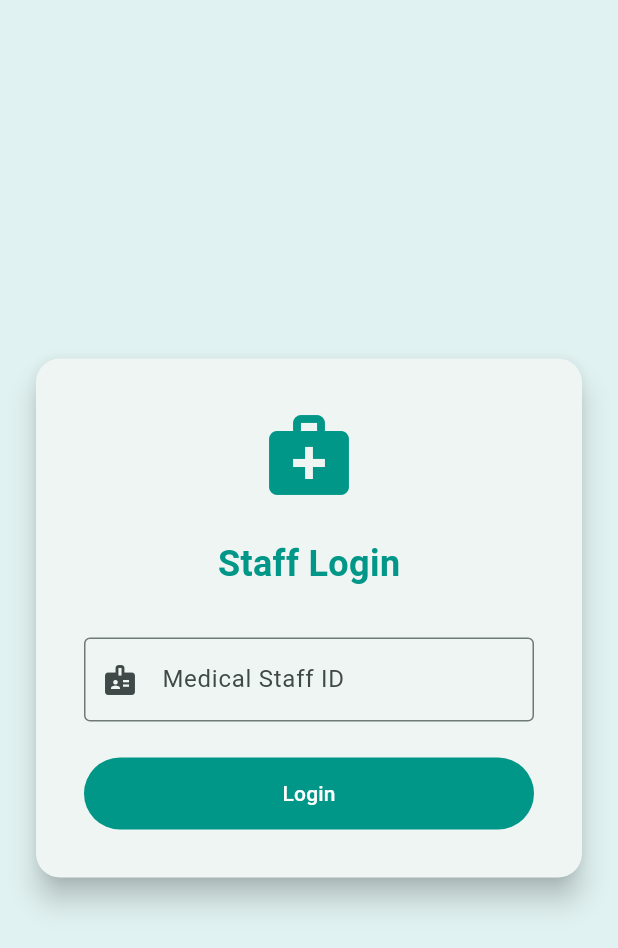
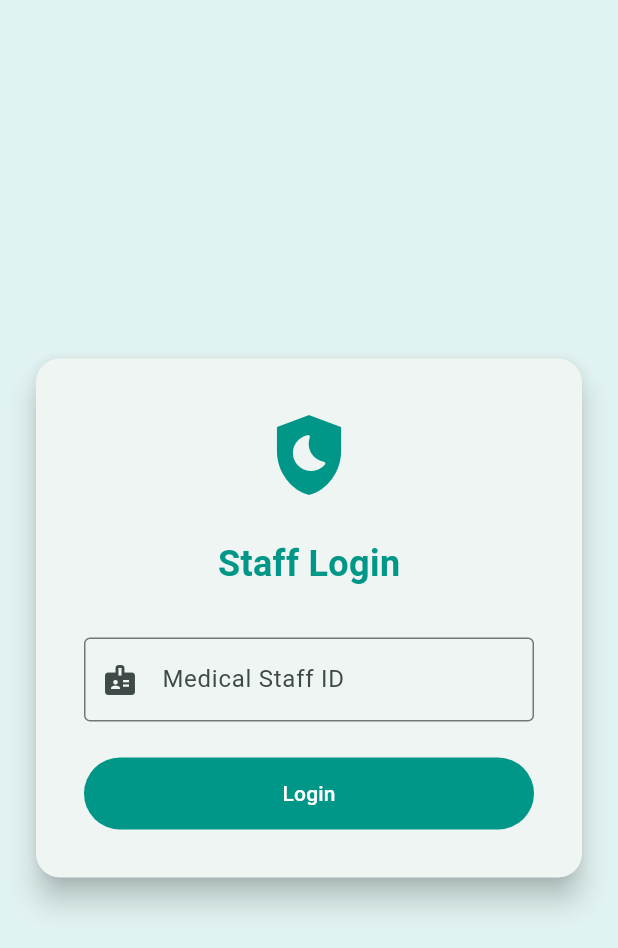
Before and after one commit to eduanibal1981/invbausherrecording, a Flutter app: the screen it shows after launch, on a phone screen of 412 x 824 dp. Shown: the top 948 px of the screen. Run offline on Flutter 3.47's test engine with Material 3 defaults, Android fonts, the phone set to English and light mode, and no system bars; our stand-ins replace supabase_flutter; accounts and stored records are empty.

Commit message:
log icon change

```diff
--- a/lib/login_screen.dart
+++ b/lib/login_screen.dart
@@ -64,7 +64,7 @@ class _LoginScreenState extends State<LoginScreen> {
               mainAxisSize: MainAxisSize.min,
               children: [
                 const Icon(
-                  Icons.medical_services,
+                  Icons.shield_moon_sharp,
                   size: 64,
                   color: Colors.teal,
                 ),
```
